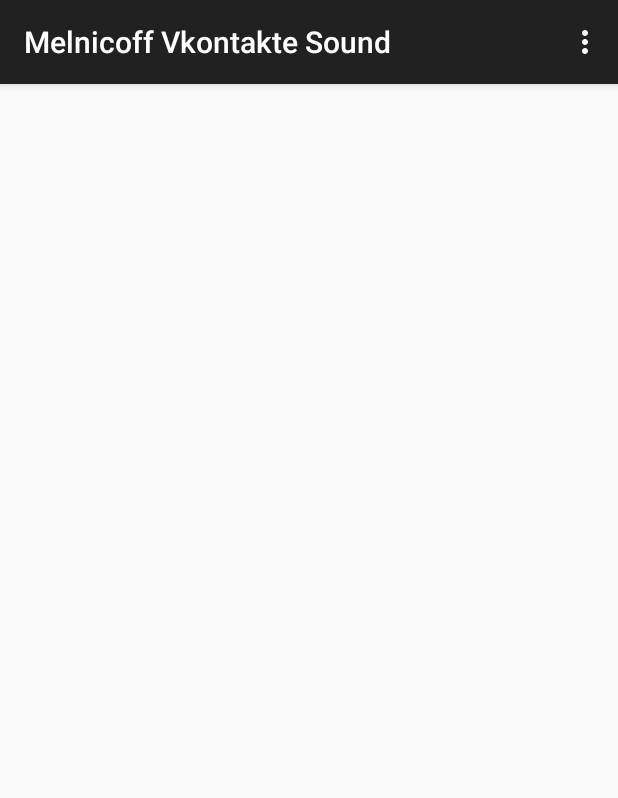
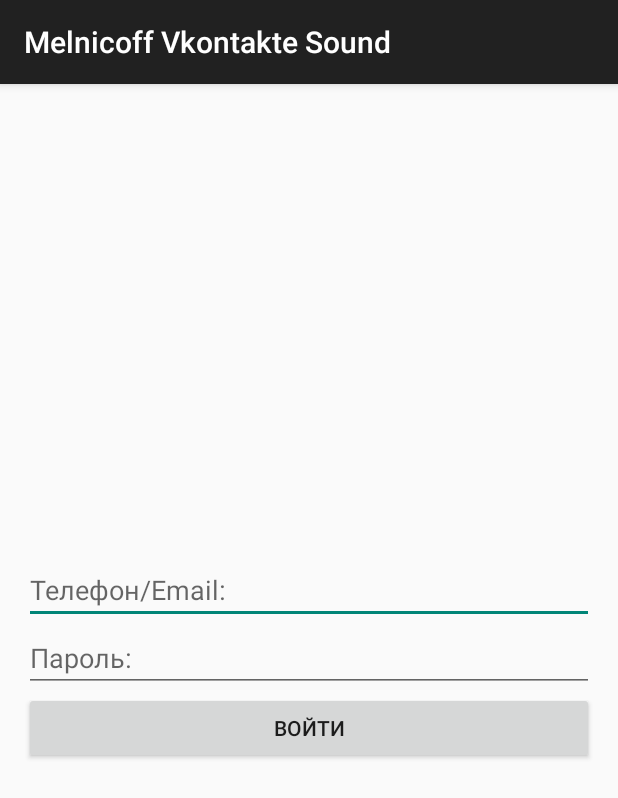
Before and after one commit to Alexey-Gaydarly/MelnicoffSoundVkontakte, an Android app: the screen it shows after launch (MainActivity), on a phone screen of 412 x 824 dp. Shown: the top 798 px of the screen. Run offline under Robolectric (Android 15) with nearby library versions, the phone set to English and light mode, and no system bars.

Commit message:
Add auth activity and method network status.

```diff
--- a/app/src/main/AndroidManifest.xml
+++ b/app/src/main/AndroidManifest.xml
@@ -1,15 +1,20 @@
 <?xml version="1.0" encoding="utf-8"?>
 <manifest xmlns:android="http://schemas.android.com/apk/res/android"
-    package="com.android.x7dev.melnicoffvkontaktesound" >
+    package="com.android.x7dev.melnicoffvkontaktesound">
+
+    <uses-permission
+        android:name="android.permission.ACCESS_NETWORK_STATE" />
+    <uses-permission
+        android:name="android.permission.INTERNET" />
 
     <application
         android:allowBackup="true"
         android:icon="@mipmap/ic_launcher"
         android:label="@string/app_name"
-        android:theme="@style/AppTheme" >
+        android:theme="@style/AppTheme">
         <activity
             android:name=".MainActivity"
-            android:label="@string/app_name" >
+            android:label="@string/app_name">
             <intent-filter>
                 <action android:name="android.intent.action.MAIN" />
 
--- a/app/src/main/java/com/android/x7dev/melnicoffvkontaktesound/MainActivity.java
+++ b/app/src/main/java/com/android/x7dev/melnicoffvkontaktesound/MainActivity.java
@@ -1,9 +1,8 @@
 package com.android.x7dev.melnicoffvkontaktesound;
 
+import android.os.Bundle;
 import android.support.v7.app.AppCompatActivity;
-import android.os.Bundle;
-import android.view.Menu;
-import android.view.MenuItem;
+import android.view.View;
 
 public class MainActivity extends AppCompatActivity {
 
@@ -13,25 +12,7 @@ public class MainActivity extends AppCompatActivity {
         setContentView(R.layout.activity_main);
     }
 
-    @Override
-    public boolean onCreateOptionsMenu(Menu menu) {
-        // Inflate the menu; this adds items to the action bar if it is present.
-        getMenuInflater().inflate(R.menu.menu_main, menu);
-        return true;
-    }
+    public void OnClick_Auth(View v){
 
-    @Override
-    public boolean onOptionsItemSelected(MenuItem item) {
-        // Handle action bar item clicks here. The action bar will
-        // automatically handle clicks on the Home/Up button, so long
-        // as you specify a parent activity in AndroidManifest.xml.
-        int id = item.getItemId();
-
-        //noinspection SimplifiableIfStatement
-        if (id == R.id.action_settings) {
-            return true;
-        }
-
-        return super.onOptionsItemSelected(item);
     }
 }
--- /dev/null
+++ b/app/src/main/java/com/android/x7dev/melnicoffvkontaktesound/utils/Util.java
@@ -0,0 +1,11 @@
+package com.android.x7dev.melnicoffvkontaktesound.utils;
+
+import android.content.Context;
+import android.net.ConnectivityManager;
+
+public class Util {
+
+    public static boolean isNetworkAvailable(final Context context) {
+        return ((ConnectivityManager) context.getSystemService(Context.CONNECTIVITY_SERVICE)).getActiveNetworkInfo() != null;
+    }
+}
--- a/app/src/main/res/layout/activity_main.xml
+++ b/app/src/main/res/layout/activity_main.xml
@@ -1,10 +1,33 @@
-<RelativeLayout xmlns:android="http://schemas.android.com/apk/res/android"
-    xmlns:tools="http://schemas.android.com/tools" android:layout_width="match_parent"
-    android:layout_height="match_parent" android:paddingLeft="@dimen/activity_horizontal_margin"
+<LinearLayout xmlns:android="http://schemas.android.com/apk/res/android"
+    xmlns:tools="http://schemas.android.com/tools"
+    android:layout_width="match_parent"
+    android:layout_height="match_parent"
+    android:gravity="center_vertical"
+    android:orientation="vertical"
+    android:paddingBottom="@dimen/activity_vertical_margin"
+    android:paddingLeft="@dimen/activity_horizontal_margin"
     android:paddingRight="@dimen/activity_horizontal_margin"
     android:paddingTop="@dimen/activity_vertical_margin"
-    android:paddingBottom="@dimen/activity_vertical_margin" tools:context=".MainActivity">
+    tools:context=".MainActivity">
 
+    <EditText
+        android:id="@+id/xmlLogin"
+        android:layout_width="match_parent"
+        android:layout_height="wrap_content"
+        android:hint="Телефон/Email:"
+        android:inputType="textEmailAddress" />
 
+    <EditText
+        android:id="@+id/xmlPassword"
+        android:layout_width="match_parent"
+        android:layout_height="wrap_content"
+        android:hint="Пароль:"
+        android:inputType="textPassword" />
 
-</RelativeLayout>
+    <Button
+        android:id="@+id/xmlAuthBtn"
+        android:layout_width="match_parent"
+        android:layout_height="wrap_content"
+        android:text="Войти" />
+
+</LinearLayout>
```
